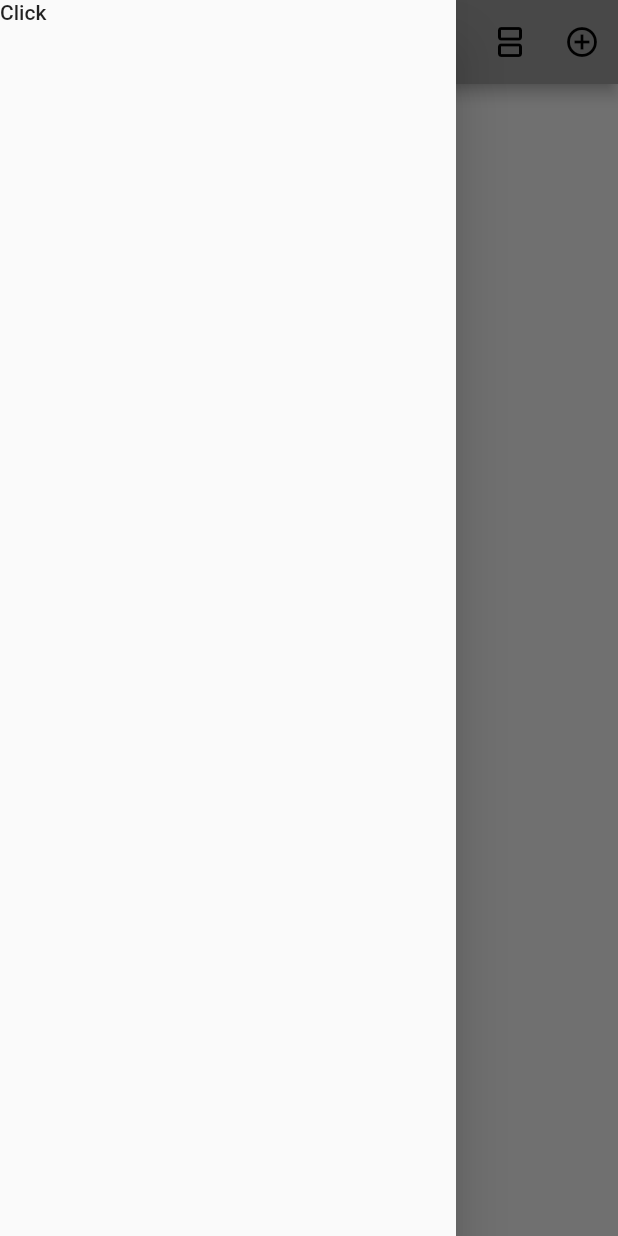
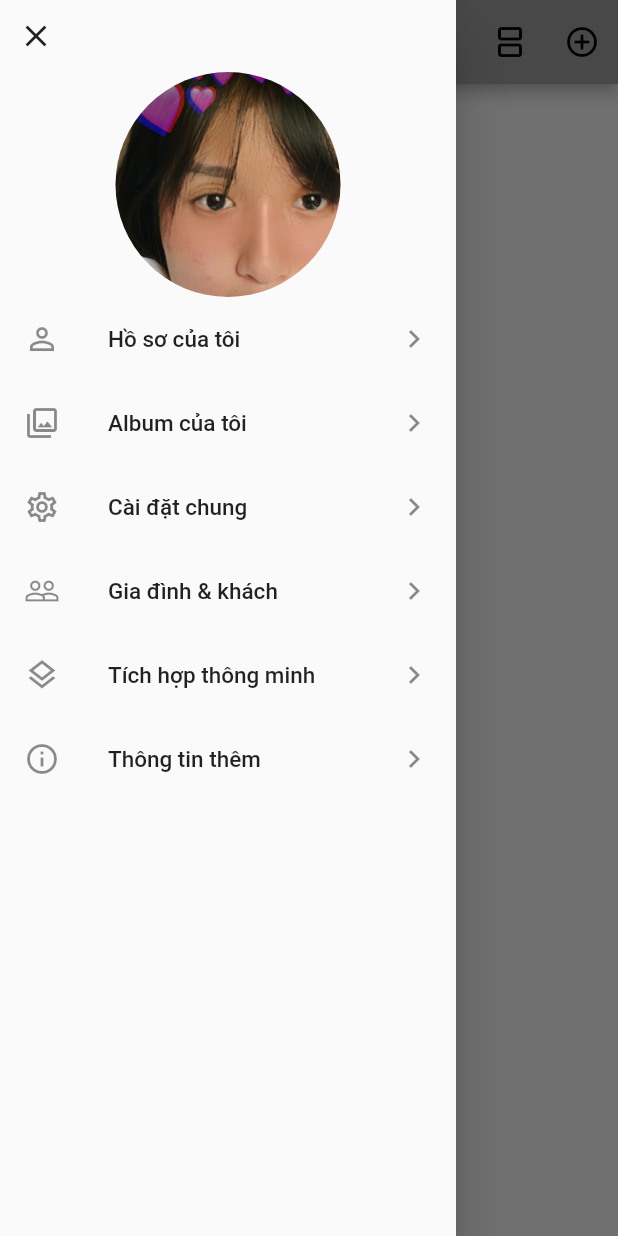
Before and after one commit to Dastronaut/Technology-Camera, a Flutter app: the MyHomePage screen opened directly, with the side drawer open, on a phone screen of 412 x 824 dp. Run offline on Flutter 3.47's test engine with Material 2 defaults, Android fonts, the phone set to English and light mode, and no system bars; our stand-ins replace font_awesome_flutter, hexcolor.

Commit message:
Drawer design

```diff
--- a/lib/pages/home_page.dart
+++ b/lib/pages/home_page.dart
@@ -1,4 +1,5 @@
 import 'package:flutter/material.dart';
+import 'package:s_camera/widgets/my_drawer.dart';
 
 class MyHomePage extends StatefulWidget {
   const MyHomePage({Key? key}) : super(key: key);
@@ -25,11 +26,7 @@ class _MyHomePageState extends State<MyHomePage> {
           ),
         ],
       ),
-      drawer: const SafeArea(
-        child: Drawer(
-          child: Text('Click'),
-        ),
-      ),
+      drawer: const MyDrawer(),
       body: const Center(
         child: Text(''),
       ),
--- /dev/null
+++ b/lib/widgets/drawer_ListTile.dart
@@ -0,0 +1,32 @@
+import 'package:flutter/material.dart';
+
+class DrawerListTile extends StatefulWidget {
+  const DrawerListTile({
+    Key? key,
+    required this.icon,
+    required this.title,
+  }) : super(key: key);
+
+  final Icon icon;
+
+  final title;
+
+  @override
+  State<DrawerListTile> createState() => _DrawerListTileState();
+}
+
+class _DrawerListTileState extends State<DrawerListTile> {
+  @override
+  Widget build(BuildContext context) {
+    return ListTile(
+
+      leading: widget.icon,
+      trailing: const Icon(Icons.keyboard_arrow_right),
+      title: Text(
+        widget.title,
+        style: const TextStyle(fontSize: 15, fontFamily: "Roboto"),
+      ),
+      onTap: () {},
+    );
+  }
+}
--- /dev/null
+++ b/lib/widgets/my_drawer.dart
@@ -0,0 +1,57 @@
+import 'package:flutter/material.dart';
+import 'package:s_camera/widgets/drawer_ListTile.dart';
+
+class MyDrawer extends StatefulWidget {
+  const MyDrawer({Key? key}) : super(key: key);
+
+  @override
+  State<MyDrawer> createState() => _MyDrawerState();
+}
+
+class _MyDrawerState extends State<MyDrawer> {
+  @override
+  Widget build(BuildContext context) {
+    return SafeArea(
+      child: Drawer(
+        child: ListView(
+          children: [
+            Container(
+              alignment: Alignment.topLeft,
+              child: IconButton(
+                icon: const Icon(Icons.close),
+                onPressed: () {
+                  Navigator.pop(context);
+                },
+              ),
+            ),
+            const SizedBox(
+              width: double.infinity,
+              height: 150,
+              child: CircleAvatar(
+                radius: 30.0,
+                backgroundImage: AssetImage(
+                  'assets/images/hama.jpg',
+                ),
+                backgroundColor: Colors.transparent,
+              ),
+            ),
+            const DrawerListTile(
+                icon: Icon(Icons.person_outline), title: 'Hồ sơ của tôi'),
+            const DrawerListTile(
+                icon: Icon(Icons.photo_library_outlined),
+                title: 'Album của tôi'),
+            const DrawerListTile(
+                icon: Icon(Icons.settings_outlined), title: 'Cài đặt chung'),
+            const DrawerListTile(
+                icon: Icon(Icons.people_outline), title: 'Gia đình & khách'),
+            const DrawerListTile(
+                icon: Icon(Icons.layers_outlined),
+                title: 'Tích hợp thông minh'),
+            const DrawerListTile(
+                icon: Icon(Icons.info_outline), title: 'Thông tin thêm'),
+          ],
+        ),
+      ),
+    );
+  }
+}
--- a/pubspec.yaml
+++ b/pubspec.yaml
@@ -62,6 +62,7 @@ flutter:
   # To add assets to your application, add an assets section, like this:
   assets:
     - assets/images/logo_cam1.png
+    - assets/images/hama.jpg
 
   # An image asset can refer to one or more resolution-specific "variants", see
   # https://flutter.dev/assets-and-images/#resolution-aware.
```
Also changed, not shown: assets/images/hama.jpg (added).
